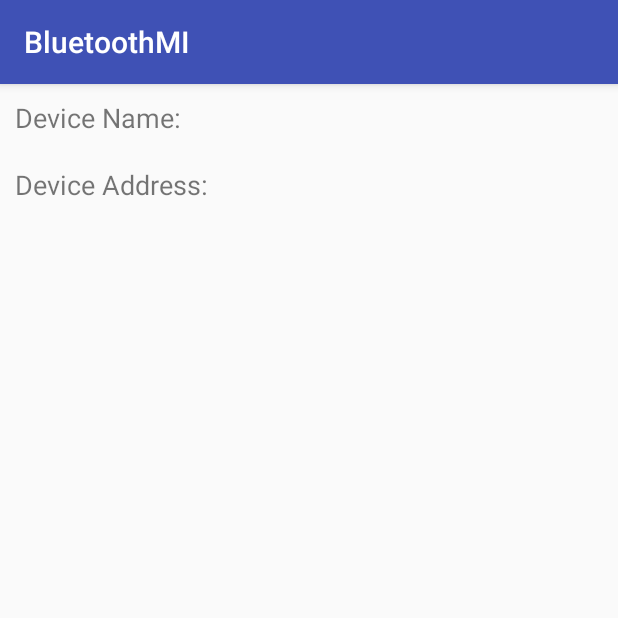
After one commit to donau-sh/BluetoothTest, an Android app: the DeviceControlActivity screen opened directly, with no data from a screen before it, on a phone screen of 412 x 824 dp, the top half of it. The commit adds this screen. Run offline under Robolectric (Android 15) with nearby library versions, the phone set to English and light mode, and no system bars.

Commit message:
ListView without extends ListActivity

```diff
--- a/BluetoothMI/app/src/main/AndroidManifest.xml
+++ b/BluetoothMI/app/src/main/AndroidManifest.xml
@@ -18,6 +18,7 @@
                 <category android:name="android.intent.category.LAUNCHER" />
             </intent-filter>
         </activity>
+        <activity android:name=".DeviceControlActivity" />
     </application>
 
 </manifest>
--- /dev/null
+++ b/BluetoothMI/app/src/main/java/de/gm_w/android/bluetoothmi/DeviceControlActivity.java
@@ -0,0 +1,32 @@
+package de.gm_w.android.bluetoothmi;
+
+import android.app.Activity;
+import android.content.Intent;
+import android.os.Bundle;
+import android.support.v7.app.AppCompatActivity;
+import android.widget.TextView;
+
+/**
+ * Created by blue on 16/08/16.
+ */
+public class DeviceControlActivity extends AppCompatActivity {
+
+    private final static String TAG = DeviceControlActivity.class.getSimpleName();
+
+    public static final String EXTRAS_DEVICE_NAME = "DEVICE_NAME";
+    public static final String EXTRAS_DEVICE_ADDRESS = "DEVICE_ADDRESS";
+    private String mDeviceName;
+    private String mDeviceAddress;
+
+    @Override
+    protected void onCreate(Bundle savedInstanceState) {
+        super.onCreate(savedInstanceState);
+        setContentView(R.layout.item_detail);
+
+        final Intent intent = getIntent();
+        mDeviceName = intent.getStringExtra(EXTRAS_DEVICE_NAME);
+        mDeviceAddress = intent.getStringExtra(EXTRAS_DEVICE_ADDRESS);
+        ((TextView)findViewById(R.id.tv_DevName)).setText(mDeviceName);
+        ((TextView)findViewById(R.id.tv_DevAddress)).setText(mDeviceAddress);
+    }
+}
--- a/BluetoothMI/app/src/main/java/de/gm_w/android/bluetoothmi/MainActivity.java
+++ b/BluetoothMI/app/src/main/java/de/gm_w/android/bluetoothmi/MainActivity.java
@@ -7,9 +7,12 @@ import android.bluetooth.BluetoothManager;
 import android.content.Context;
 import android.content.Intent;
 import android.content.pm.PackageManager;
+import android.graphics.Color;
+import android.graphics.PorterDuff;
 import android.os.Handler;
 import android.support.v7.app.AppCompatActivity;
 import android.os.Bundle;
+import android.text.Layout;
 import android.util.Log;
 import android.view.LayoutInflater;
 import android.view.Menu;
@@ -18,6 +21,7 @@ import android.view.View;
 import android.view.ViewGroup;
 import android.widget.BaseAdapter;
 import android.widget.ListView;
+import android.widget.ProgressBar;
 import android.widget.TextView;
 import android.widget.Toast;
 
@@ -74,6 +78,13 @@ public class MainActivity extends AppCompatActivity {
             menu.findItem(R.id.menu_refresh).setActionView(
                     R.layout.actionbar_indeterminate_progress
             );
+            View viewProgressBar = (View) getLayoutInflater()
+                    .inflate(R.layout.actionbar_indeterminate_progress, null);
+            // set color of ProgressBar
+            ((ProgressBar)viewProgressBar.findViewById(R.id.progressBar))
+                    .getIndeterminateDrawable().setColorFilter(Color.GRAY, PorterDuff.Mode.MULTIPLY);
+            menu.findItem(R.id.menu_refresh).setActionView(viewProgressBar);
+
             menu.findItem(R.id.menu_scan).setVisible(false);
             menu.findItem(R.id.menu_stop).setVisible(true);
         }
@@ -84,7 +95,7 @@ public class MainActivity extends AppCompatActivity {
     public boolean onOptionsItemSelected(MenuItem item) {
         switch (item.getItemId()) {
             case R.id.menu_scan:
-                //mLeDeviceListAdapter.clear();
+                mLeDeviceListAdapter.clear();
                 scanLeDevice(true);
                 Toast.makeText(this, "menu-scan", Toast.LENGTH_SHORT).show();
                 break;
@@ -107,6 +118,11 @@ public class MainActivity extends AppCompatActivity {
             startActivityForResult(enableBleIntent, REQUEST_ENABLE_BT);
         }
 
+        // Initializes list view adapter.
+        mLeDeviceListAdapter = new LeDeviceListAdapter();
+        ListView listView = (ListView)findViewById(R.id.listView_blDevice);
+        listView.setAdapter(mLeDeviceListAdapter);
+
         scanLeDevice(true);
     }
 
@@ -124,17 +140,13 @@ public class MainActivity extends AppCompatActivity {
     protected void onPause() {
         super.onPause();
         scanLeDevice(false);
-        //mLeDeviceListAdapter.clear();
+        mLeDeviceListAdapter.clear();
     }
 
 
-    private void scanLeDevice(final boolean enable) {
-        // Initializes list view adapter.
-        mLeDeviceListAdapter = new LeDeviceListAdapter();
-        ListView listView = (ListView)findViewById(R.id.listView_blDevice);
-        listView.setAdapter(mLeDeviceListAdapter);
 
 
+    private void scanLeDevice(final boolean enable) {
 
         if (enable) {
             // Stops scanning after a predefined scan period.
@@ -156,6 +168,8 @@ public class MainActivity extends AppCompatActivity {
         }
         invalidateOptionsMenu();
     }
+
+
 
     // Adapter for holding devices found through scanning.
     private class LeDeviceListAdapter extends BaseAdapter {
@@ -220,12 +234,18 @@ public class MainActivity extends AppCompatActivity {
             }
             viewHolder.deviceAddress.setText(device.getAddress());
 
+
             convertView.setOnClickListener(new View.OnClickListener() {
                 @Override
                 public void onClick(View v) {
                     Log.i("onclick", "getView-setOnClickListener-adress: "+device.getAddress());
+                    Intent intent = new Intent(getBaseContext(), DeviceControlActivity.class);
+                    intent.putExtra(DeviceControlActivity.EXTRAS_DEVICE_NAME, device.getName());
+                    intent.putExtra(DeviceControlActivity.EXTRAS_DEVICE_ADDRESS, device.getAddress());
+                    v.getContext().startActivity(intent);
                 }
             });
+
 
             return convertView;
         }
--- a/BluetoothMI/app/src/main/res/layout/actionbar_indeterminate_progress.xml
+++ b/BluetoothMI/app/src/main/res/layout/actionbar_indeterminate_progress.xml
@@ -1,12 +1,11 @@
 <?xml version="1.0" encoding="utf-8"?>
 <FrameLayout xmlns:android="http://schemas.android.com/apk/res/android"
-    android:orientation="vertical"
-    android:layout_width="match_parent"
-    android:layout_height="match_parent">
-
+    android:layout_height="wrap_content"
+    android:layout_width="56dp"
+    android:minWidth="56dp">
     <ProgressBar
+        android:id="@+id/progressBar"
         android:layout_width="32dp"
         android:layout_height="32dp"
-        android:layout_gravity="center"/>
-
+        android:layout_gravity="center" />
 </FrameLayout>
--- a/BluetoothMI/app/src/main/res/layout/activity_main.xml
+++ b/BluetoothMI/app/src/main/res/layout/activity_main.xml
@@ -10,9 +10,8 @@
     tools:context="de.gm_w.android.bluetoothmi.MainActivity">
 
     <ListView
-
         android:id="@+id/listView_blDevice"
         android:layout_width="match_parent"
         android:layout_height="wrap_content"
-        android:layout_alignParentStart="true" />
+        android:layout_alignParentStart="true"/>
 </RelativeLayout>
--- /dev/null
+++ b/BluetoothMI/app/src/main/res/layout/item_detail.xml
@@ -0,0 +1,70 @@
+<?xml version="1.0" encoding="utf-8"?>
+<LinearLayout xmlns:android="http://schemas.android.com/apk/res/android"
+    android:orientation="vertical"
+    android:layout_width="match_parent"
+    android:layout_height="match_parent">
+
+    <LinearLayout
+        android:orientation="horizontal"
+        android:layout_width="match_parent"
+        android:layout_height="wrap_content"
+        android:layout_margin="10dp">
+
+        <TextView
+            android:layout_width="wrap_content"
+            android:layout_height="wrap_content"
+            android:text="Device Name:"
+            android:textSize="18sp"/>
+        <Space
+            android:layout_width="5dp"
+            android:layout_height="wrap_content" />
+        <TextView
+            android:id="@+id/tv_DevName"
+            android:layout_width="wrap_content"
+            android:layout_height="wrap_content"
+            android:textSize="18sp"/>
+    </LinearLayout>
+
+    <LinearLayout
+        android:orientation="horizontal"
+        android:layout_width="match_parent"
+        android:layout_height="wrap_content"
+        android:layout_margin="10dp">
+
+        <TextView
+            android:layout_width="wrap_content"
+            android:layout_height="wrap_content"
+            android:text="Device Address:"
+            android:textSize="18sp"/>
+        <Space
+            android:layout_width="5dp"
+            android:layout_height="wrap_content" />
+        <TextView
+            android:id="@+id/tv_DevAddress"
+            android:layout_width="wrap_content"
+            android:layout_height="wrap_content"
+            android:textSize="18sp"/>
+    </LinearLayout>
+
+    <!--LinearLayout
+        android:orientation="horizontal"
+        android:layout_width="match_parent"
+        android:layout_height="wrap_content"
+        android:layout_margin="10dp">
+
+        <TextView
+            android:id="@+id/tv_characName"
+            android:layout_width="wrap_content"
+            android:layout_height="wrap_content"
+            android:text="characteristic:"
+            android:textSize="18sp"/>
+        <Space
+            android:layout_width="5dp"
+            android:layout_height="wrap_content" />
+        <TextView
+            android:id="@+id/tv_characValue"
+            android:layout_width="wrap_content"
+            android:layout_height="wrap_content"
+            android:textSize="18sp"/>
+    </LinearLayout-->
+</LinearLayout>
```
Also changed, not shown: 1 other file.
